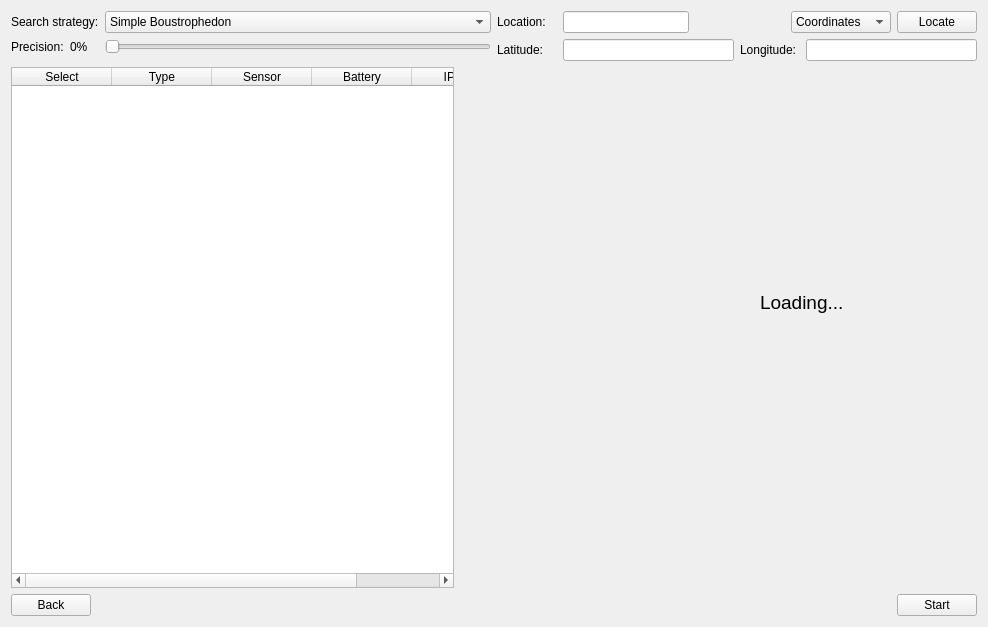
This is src/ui/configwidget.ui in jspngh/shae-workstation as Qt 5 draws it before an edit. The edited form follows.
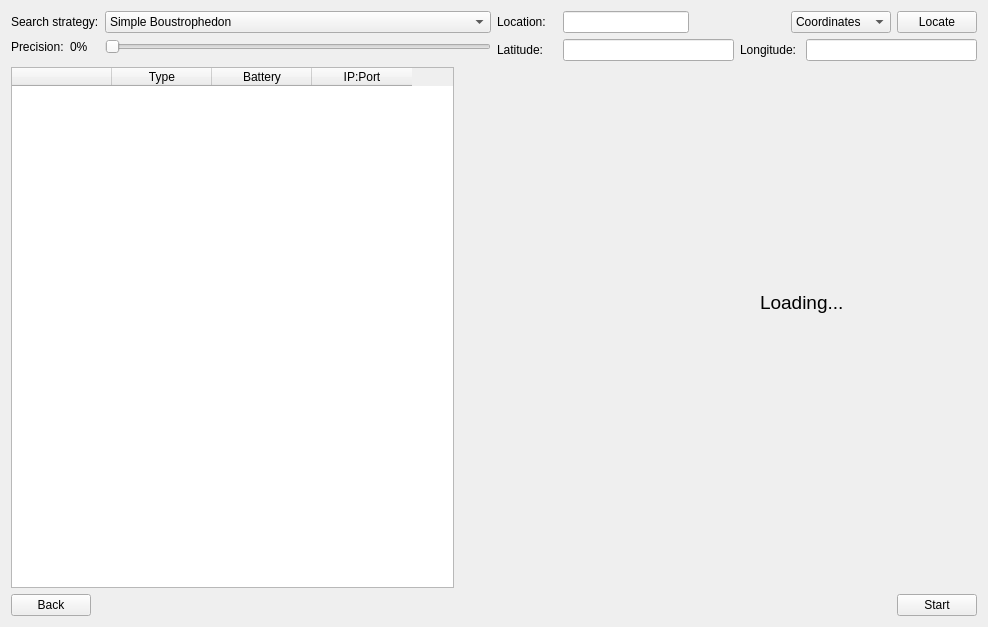
This is the edited form.

Commit message: select drones for search

```diff
--- a/src/ui/configwidget.ui
+++ b/src/ui/configwidget.ui
@@ -222,6 +222,12 @@
    </item>
    <item row="2" column="0">
     <widget class="QTableWidget" name="droneTable">
+     <property name="sizePolicy">
+      <sizepolicy hsizetype="Expanding" vsizetype="Expanding">
+       <horstretch>0</horstretch>
+       <verstretch>0</verstretch>
+      </sizepolicy>
+     </property>
      <property name="maximumSize">
       <size>
        <width>443</width>
@@ -232,14 +238,26 @@
       <string>&lt;html&gt;&lt;head/&gt;&lt;body&gt;&lt;p&gt;test2&lt;/p&gt;&lt;/body&gt;&lt;/html&gt;</string>
      </property>
      <property name="whatsThis">
-      <string>&lt;html&gt;&lt;head/&gt;&lt;body&gt;&lt;p&gt;test3&lt;/p&gt;&lt;/body&gt;&lt;/html&gt;</string>
+      <string/>
+     </property>
+     <property name="alternatingRowColors">
+      <bool>false</bool>
+     </property>
+     <property name="selectionMode">
+      <enum>QAbstractItemView::NoSelection</enum>
+     </property>
+     <property name="selectionBehavior">
+      <enum>QAbstractItemView::SelectRows</enum>
      </property>
      <property name="showGrid">
       <bool>false</bool>
      </property>
+     <attribute name="verticalHeaderDefaultSectionSize">
+      <number>40</number>
+     </attribute>
      <column>
       <property name="text">
-       <string extracomment="test">Select</string>
+       <string/>
       </property>
       <property name="textAlignment">
        <set>AlignCenter</set>
@@ -250,11 +268,6 @@
        <string>Type</string>
       </property>
      </column>
-     <column>
-      <property name="text">
-       <string>Sensor</string>
-      </property>
-     </column>
      <column>
       <property name="text">
        <string>Battery</string>
```
Left out of the diff: 2 changed lines with no effect on the pictures. The commit also changes 2 other files.
